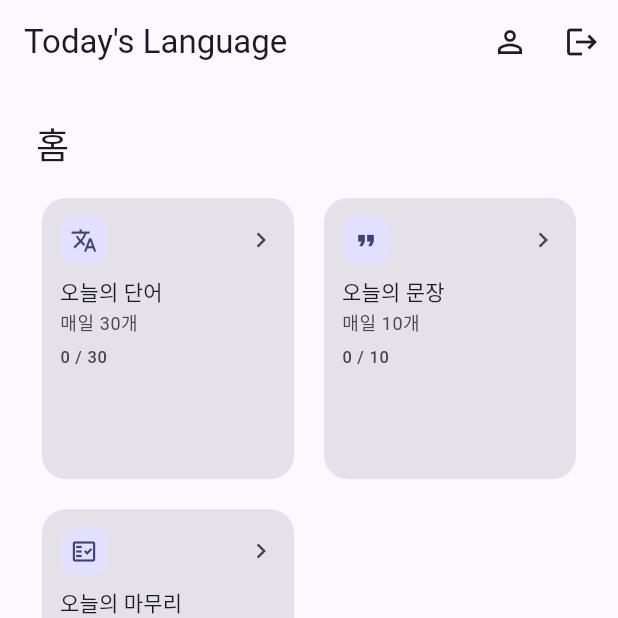
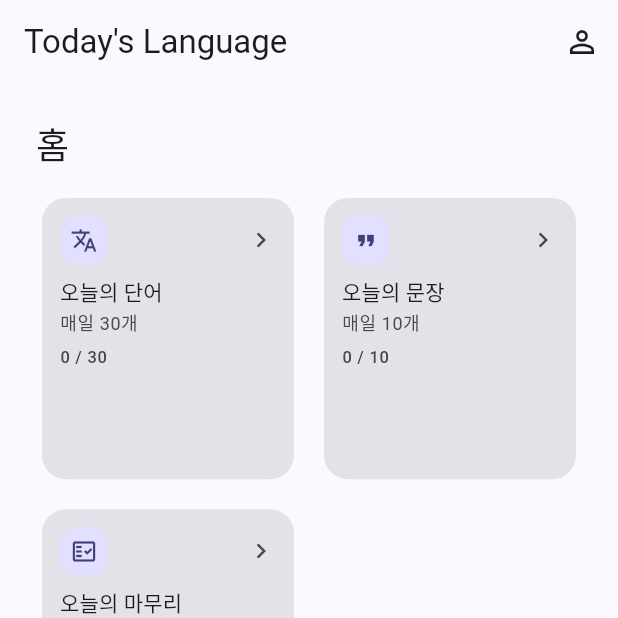
Before and after one commit to qjatjr48724/todays-language, a Flutter app: the HomeScreen screen opened directly, on a phone screen of 412 x 824 dp, the top half of it. Run offline on Flutter 3.47's test engine with Material 3 defaults, Android fonts, the light colour scheme and no system bars; our stand-ins replace cloud_firestore, cloud_functions, firebase_auth, firebase_core; accounts and stored records are empty.

Commit message:
refactor(home): AppBar에서 로그아웃 제거

```diff
--- a/app/mobile/lib/screens/home_screen.dart
+++ b/app/mobile/lib/screens/home_screen.dart
@@ -208,11 +208,6 @@ class _HomeScreenState extends State<HomeScreen> {
               );
             },
           ),
-          IconButton(
-            icon: const Icon(Icons.logout),
-            tooltip: '로그아웃',
-            onPressed: () => FirebaseAuth.instance.signOut(),
-          ),
         ],
       ),
       body: SingleChildScrollView(
```
